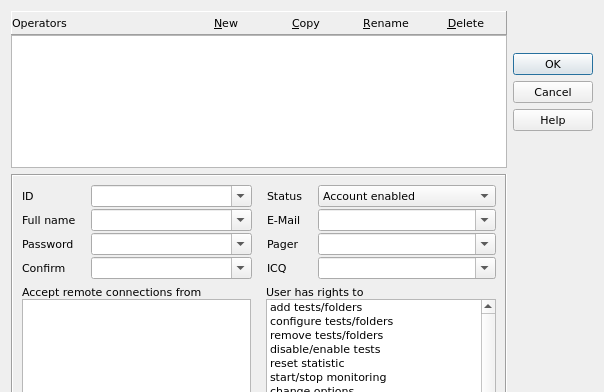
Before: the Qt Designer form view/qOperatorsDlg.ui in khomchenkovaa/QHostMonitor, drawn with Qt 5; both pictures show x 0 to 604 and y 0 to 392 of the 604 by 655 pixel window.
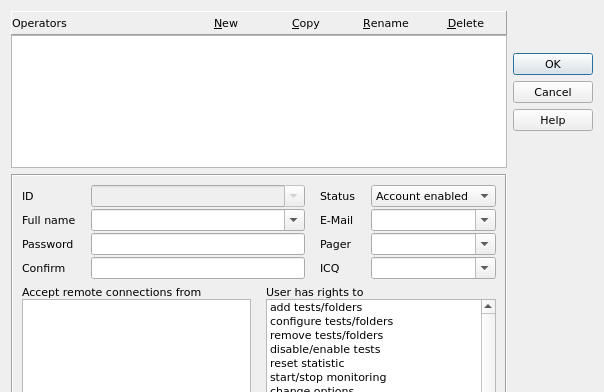
After: the same form once the commit is applied. Icons and pictures are not drawn.

Commit message: Upd: Operators dialog

```diff
--- a/view/qOperatorsDlg.ui
+++ b/view/qOperatorsDlg.ui
@@ -196,6 +196,9 @@
             </item>
             <item row="0" column="1">
              <widget class="QComboBox" name="cmbID">
+              <property name="enabled">
+               <bool>false</bool>
+              </property>
               <property name="editable">
                <bool>true</bool>
               </property>
@@ -241,9 +244,9 @@
              </widget>
             </item>
             <item row="2" column="1">
-             <widget class="QComboBox" name="cmbPassword">
-              <property name="editable">
-               <bool>true</bool>
+             <widget class="QLineEdit" name="editPassword">
+              <property name="echoMode">
+               <enum>QLineEdit::Password</enum>
               </property>
              </widget>
             </item>
@@ -264,9 +267,9 @@
              </widget>
             </item>
             <item row="3" column="1">
-             <widget class="QComboBox" name="cmbPasswordConfirm">
-              <property name="editable">
-               <bool>true</bool>
+             <widget class="QLineEdit" name="editConfirm">
+              <property name="echoMode">
+               <enum>QLineEdit::Password</enum>
               </property>
              </widget>
             </item>
```
Left out of the diff: 60 changed lines with no effect on the pictures. The commit also changes 8 other files.
